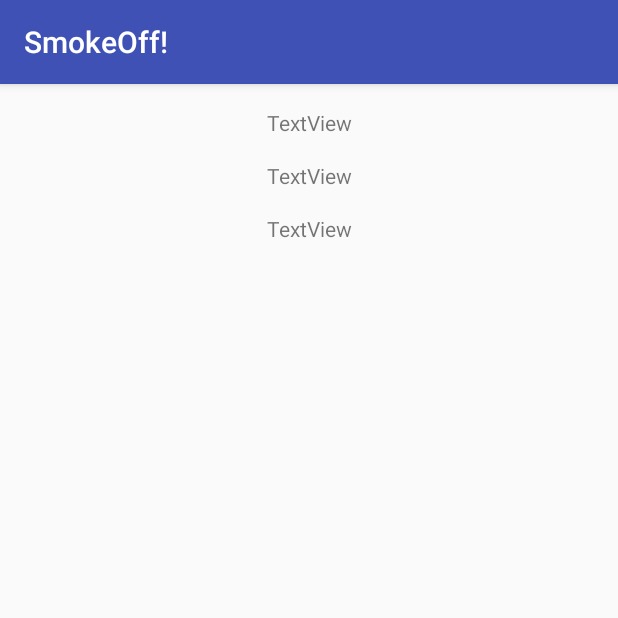
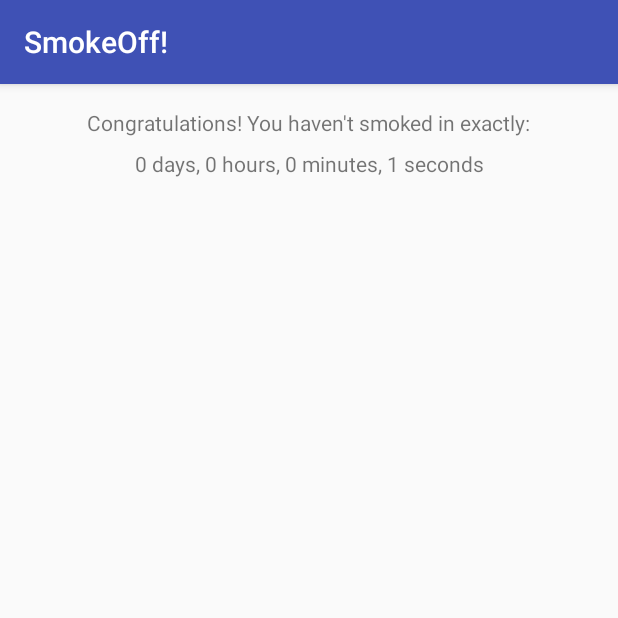
Before and after one commit to fegonzalezg/V1, an Android app: the PageTwoActivity screen opened directly, with no data from a screen before it, on a phone screen of 412 x 824 dp, the top half of it. Run offline under Robolectric (Android 15) with nearby library versions, the phone set to English and light mode, and no system bars.

Commit message:
15/06/2017 JHG

```diff
--- a/app/src/main/java/com/example/felipe/smokeoff/PageTwoActivity.java
+++ /dev/null
@@ -1,36 +0,0 @@
-package com.example.felipe.smokeoff;
-
-import android.app.DatePickerDialog;
-import android.app.Dialog;
-import android.content.Intent;
-import android.support.v4.app.DialogFragment;
-import android.support.v7.app.ActionBarActivity;
-import android.os.Bundle;
-import android.widget.TextView;
-
-
-import java.util.Calendar;
-
-public class PageTwoActivity extends ActionBarActivity {
-
-    @Override
-    protected void onCreate(Bundle savedInstanceState) {
-        super.onCreate(savedInstanceState);
-        setContentView(R.layout.activity_page_two);
-
-        /*// Get the Intent that started this activity and extract the string
-        Intent MessageReceiver = getIntent();
-        String firstMessage = MessageReceiver.getStringExtra(MainActivity.EXTRA_MESSAGE1);
-        String secondMessage = MessageReceiver.getStringExtra(MainActivity.EXTRA_MESSAGE2);
-        String thirdMessage = MessageReceiver.getStringExtra(MainActivity.EXTRA_MESSAGE3);
-
-        // Capture the layout's TextView and set the string as its text
-        TextView firstTextView = (TextView) findViewById(R.id.textView);
-        TextView secondTextView = (TextView) findViewById(R.id.textView2);
-        TextView thirdTextView = (TextView) findViewById(R.id.textView3);
-
-        firstTextView.setText(firstMessage);
-        secondTextView.setText(secondMessage);
-        thirdTextView.setText(thirdMessage);*/
-    }
-}
--- /dev/null
+++ b/app/src/main/java/com/example/felipe/smokeoff/PageTwoActivity.kt
@@ -0,0 +1,77 @@
+package com.example.felipe.smokeoff
+
+import android.app.DatePickerDialog
+import android.app.Dialog
+import android.content.Intent
+import android.support.v4.app.DialogFragment
+import android.support.v7.app.ActionBarActivity
+import android.os.Bundle
+import android.os.Handler
+import android.support.v7.app.AppCompatActivity
+import android.widget.TextView
+import java.util.*
+
+class PageTwoActivity : AppCompatActivity() {
+
+    var mHandler = Handler()
+    var mInterval: Long = 1000
+    var TickTimer: TextView? = null
+
+    override fun onCreate(savedInstanceState: Bundle?) {
+        super.onCreate(savedInstanceState)
+        setContentView(R.layout.activity_page_two)
+
+        TickTimer = findViewById(R.id.textViewTimer) as TextView
+
+        val StartTime: Date = Date()
+
+        val MessageReceiver = getIntent()
+        val firstMessage = MessageReceiver.getStringExtra(MainActivity.EXTRA_MESSAGE1)
+        val secondMessage = MessageReceiver.getStringExtra(MainActivity.EXTRA_MESSAGE2)
+        val thirdMessage = MessageReceiver.getStringExtra(MainActivity.EXTRA_MESSAGE3)
+        //val firstTextView = findViewById(R.id.textViewCongrats) as TextView
+        val secondTextView = findViewById(R.id.textView2) as TextView
+        val thirdTextView = findViewById(R.id.textView3) as TextView
+        //firstTextView.text = firstMessage
+        secondTextView.text = secondMessage
+        thirdTextView.text = thirdMessage
+
+
+
+        mHandler.postDelayed(object : Runnable {
+            override fun run() {
+
+                TickTimer(StartTime)
+
+                mHandler.postDelayed(this, mInterval)
+            }
+        }, mInterval)
+
+    }
+
+    fun TickTimer(StartTime: Date) {
+
+        val NowDate = Date()
+        var Difference = NowDate.time - StartTime.time
+        val secondsInMilli: Long = 1000
+        val minutesInMilli: Long = secondsInMilli * 60
+        val hoursInMilli: Long = minutesInMilli * 60
+        val daysInMilli: Long = hoursInMilli * 24
+
+        val elapsedDays: Long = Difference / daysInMilli
+        Difference = Difference % daysInMilli
+
+        val elapsedHours: Long = Difference / hoursInMilli
+        Difference = Difference % hoursInMilli
+
+        val elapsedMinutes: Long = Difference / minutesInMilli
+        Difference = Difference % minutesInMilli
+
+        val elapsedSeconds: Long = Difference / secondsInMilli
+
+        TickTimer!!.text = getString(R.string.timer, elapsedDays, elapsedHours, elapsedMinutes, elapsedSeconds)
+
+    }
+
+
+}
--- a/app/src/main/res/layout/activity_main.xml
+++ b/app/src/main/res/layout/activity_main.xml
@@ -99,11 +99,12 @@
 
     <Button
         android:id="@+id/button"
-        android:layout_width="wrap_content"
-        android:layout_height="wrap_content"
+        android:layout_width="87dp"
+        android:layout_height="51dp"
         android:layout_marginBottom="32dp"
         android:layout_marginEnd="32dp"
         android:layout_marginRight="32dp"
+        android:onClick="onClickNext"
         android:text="@string/Next"
         app:layout_constraintBottom_toBottomOf="parent"
         app:layout_constraintRight_toRightOf="parent" />
--- a/app/src/main/res/layout/activity_page_two.xml
+++ b/app/src/main/res/layout/activity_page_two.xml
@@ -8,10 +8,10 @@
     tools:context="com.example.felipe.smokeoff.PageTwoActivity">
 
     <TextView
-        android:id="@+id/textView"
+        android:id="@+id/textViewCongrats"
         android:layout_width="wrap_content"
         android:layout_height="wrap_content"
-        android:text="TextView"
+        android:text="@string/congrat"
         app:layout_constraintTop_toTopOf="parent"
         android:layout_marginTop="16dp"
         android:layout_marginLeft="16dp"
@@ -24,23 +24,30 @@
         android:layout_width="wrap_content"
         android:layout_height="wrap_content"
         android:text="TextView"
-        android:layout_marginTop="16dp"
-        app:layout_constraintTop_toBottomOf="@+id/textView"
         android:layout_marginLeft="16dp"
         app:layout_constraintLeft_toLeftOf="parent"
         android:layout_marginRight="16dp"
-        app:layout_constraintRight_toRightOf="parent" />
+        app:layout_constraintRight_toRightOf="parent"
+        tools:layout_editor_absoluteY="176dp" />
+
+    <TextView
+        android:id="@+id/textViewTimer"
+        android:layout_width="wrap_content"
+        android:layout_height="wrap_content"
+        android:layout_marginLeft="16dp"
+        android:layout_marginRight="16dp"
+        android:layout_marginTop="8dp"
+        android:text="TextView"
+        app:layout_constraintLeft_toLeftOf="parent"
+        app:layout_constraintRight_toRightOf="parent"
+        app:layout_constraintTop_toBottomOf="@+id/textViewCongrats" />
 
     <TextView
         android:id="@+id/textView3"
         android:layout_width="wrap_content"
         android:layout_height="wrap_content"
         android:text="TextView"
-        android:layout_marginTop="16dp"
-        app:layout_constraintTop_toBottomOf="@+id/textView2"
-        android:layout_marginLeft="16dp"
-        app:layout_constraintLeft_toLeftOf="parent"
-        android:layout_marginRight="16dp"
-        app:layout_constraintRight_toRightOf="parent" />
+        tools:layout_editor_absoluteX="161dp"
+        tools:layout_editor_absoluteY="121dp" />
 
 </android.support.constraint.ConstraintLayout>
--- a/app/src/main/res/values/strings.xml
+++ b/app/src/main/res/values/strings.xml
@@ -11,6 +11,8 @@
     <string name="action_settings">Settings</string>
     <string name="timer">%1$d days, %2$d hours, %3$d minutes, %4$d seconds</string>
 
+    <string name="congrat">Congratulations! You haven\'t smoked in exactly:</string>
+
     //Fix id visible bug
     <item name="visible" type="id"/>
     <item name="masked" type="id"/>
```
Also changed, not shown: app/src/main/java/com/example/felipe/smokeoff/MainActivity.kt (+39 -45 lines).
